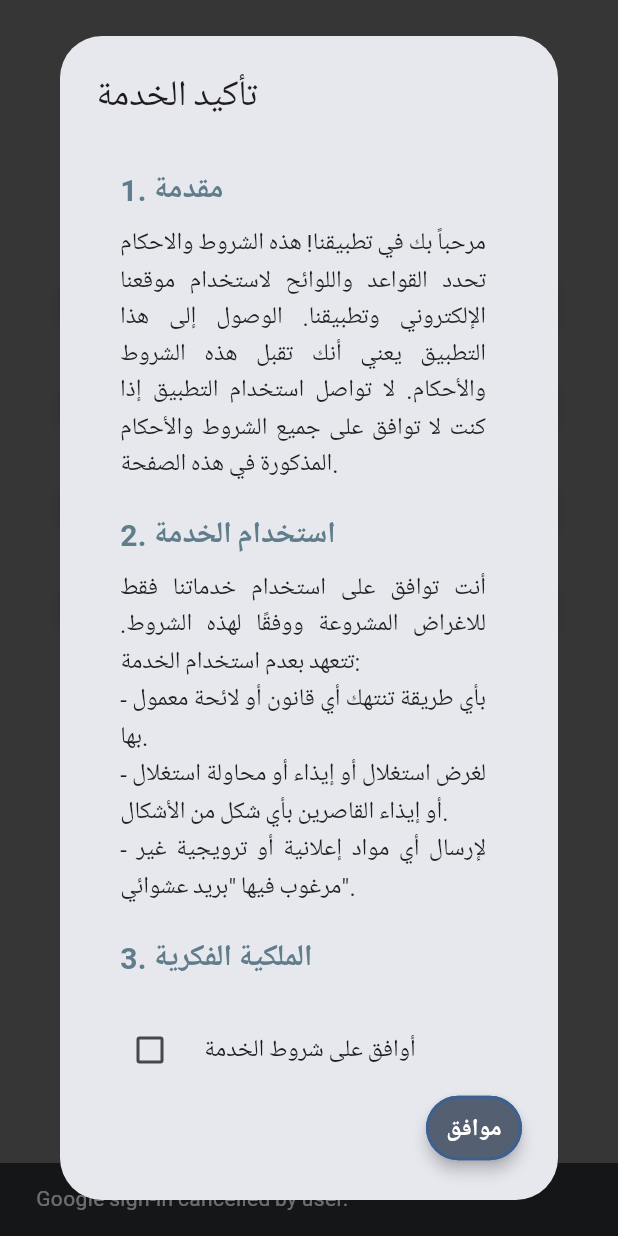
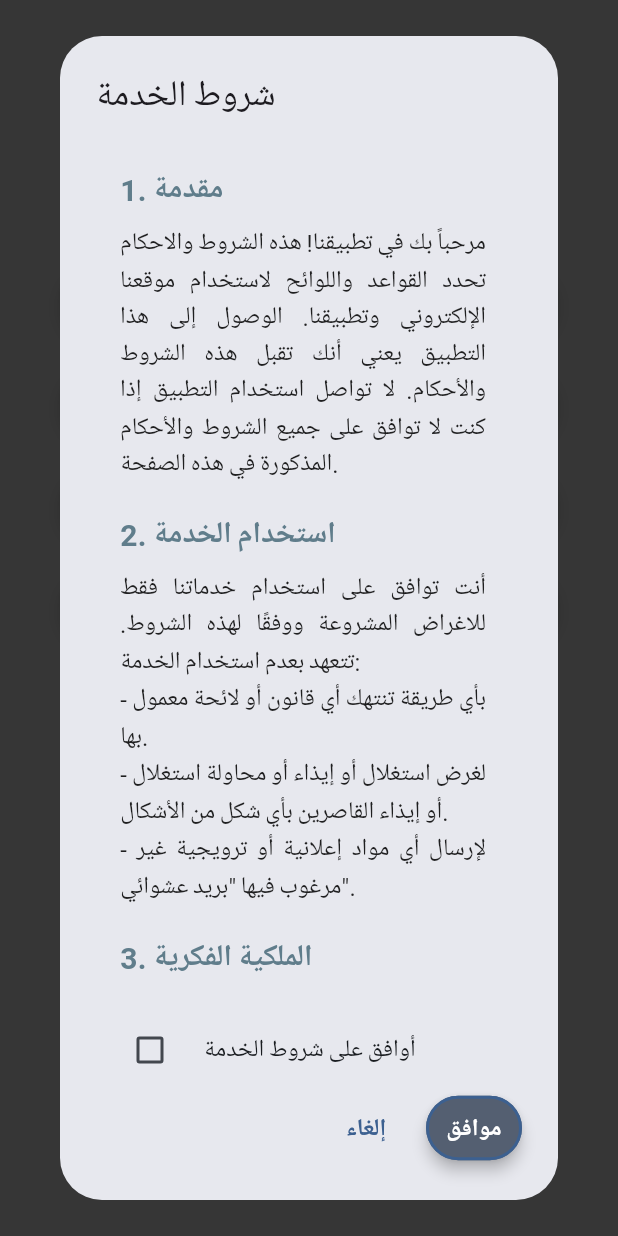
Before and after one commit to MohamedElkady0/chat, a Flutter app: the WelcomeScreen screen opened directly, after a tap on "Google", on a phone screen of 412 x 824 dp. Run offline on Flutter 3.47's test engine with Material 3 defaults, Android fonts, the phone set to English and light mode, and no system bars; our stand-ins replace bloc, cloud_firestore, connectivity_plus, firebase_auth, firebase_core, firebase_storage and 12 more; missing offline and left inert: firebase_app_check; accounts and stored records are empty; Roboto replaces fonts that are missing (Cairo, Praise).

Commit message:
refactor and Fixing some issues in auth logic part one

```diff
--- a/lib/fetcher/data/service/failure.dart
+++ /dev/null
@@ -1,6 +0,0 @@
-class Failure {
-  int code; // 200, 201, 400, 303..500 and so on
-  String message; // error , success
-
-  Failure(this.code, this.message);
-}
--- a/lib/fetcher/presentation/views/auth/view/login_page.dart
+++ b/lib/fetcher/presentation/views/auth/view/login_page.dart
@@ -122,13 +122,13 @@ class _LoginPageState extends State<LoginPage> {
                                 icon: Icons.login,
                                 onPressed: () {
                                   if (formKey.currentState!.validate()) {
+                                    formKey.currentState!.save();
                                     BlocProvider.of<AuthCubit>(
                                       context,
                                     ).onSignIn(
                                       email: emailController.text,
                                       password: passwordController.text,
                                     );
-                                    formKey.currentState!.save();
                                   } else {
                                     ScaffoldMessenger.of(context).showSnackBar(
                                       SnackBar(
--- a/lib/fetcher/presentation/views/auth/view/welcome_page.dart
+++ b/lib/fetcher/presentation/views/auth/view/welcome_page.dart
@@ -9,7 +9,7 @@ import 'package:my_chat/fetcher/presentation/views/auth/view/login_page.dart';
 import 'package:my_chat/fetcher/presentation/views/auth/view/phone_page.dart';
 import 'package:my_chat/fetcher/presentation/views/auth/view/register_page.dart';
 import 'package:my_chat/fetcher/presentation/views/auth/widget/button_auth.dart';
-import 'package:my_chat/fetcher/presentation/views/auth/widget/check_service.dart';
+import 'package:my_chat/fetcher/presentation/views/auth/widget/fun_service.dart';
 import 'package:my_chat/fetcher/presentation/views/splach/splash_view.dart';
 
 class WelcomeScreen extends StatefulWidget {
@@ -80,9 +80,9 @@ class _WelcomeScreenState extends State<WelcomeScreen>
           ).showSnackBar(SnackBar(content: Text(state.message)));
         } else if (state is AuthSuccess) {
           ScaffoldMessenger.of(context).clearSnackBars();
-          ScaffoldMessenger.of(
-            context,
-          ).showSnackBar(SnackBar(content: Text('Registration successful!')));
+          ScaffoldMessenger.of(context).showSnackBar(
+            SnackBar(content: Text('welcome ${state.userInfo.name}')),
+          );
           Navigator.of(context).pushReplacement(
             MaterialPageRoute(builder: (context) => SplashView()),
           );
@@ -173,22 +173,41 @@ class _WelcomeScreenState extends State<WelcomeScreen>
                                           isW: true,
                                           title: 'Google',
                                           icon: FontAwesomeIcons.google,
-                                          onPressed: () {
-                                            BlocProvider.of<AuthCubit>(
-                                              context,
-                                            ).signInWithGoogle();
-                                            showDialog(
-                                              context: context,
-                                              builder:
-                                                  (context) => CheckService(
-                                                    value: agree,
-                                                    onChanged: (val) {
-                                                      setState(() {
-                                                        agree = val!;
-                                                      });
-                                                    },
+                                          onPressed: () async {
+                                            final authCubit =
+                                                BlocProvider.of<AuthCubit>(
+                                                  context,
+                                                );
+                                            final scaffoldMessenger =
+                                                ScaffoldMessenger.of(context);
+
+                                            final bool? didAgree =
+                                                await funService(
+                                                  context,
+                                                  initialAgreeValue: agree,
+                                                );
+
+                                            if (!mounted) return;
+
+                                            if (didAgree == true) {
+                                              setState(() {
+                                                agree = true;
+                                              });
+
+                                              authCubit.signInWithGoogle();
+                                            } else {
+                                              if (!mounted) return;
+
+                                              scaffoldMessenger
+                                                  .clearSnackBars();
+                                              scaffoldMessenger.showSnackBar(
+                                                const SnackBar(
+                                                  content: Text(
+                                                    'يجب الموافقة على شروط الخدمة لإكمال التسجيل',
                                                   ),
-                                            );
+                                                ),
+                                              );
+                                            }
                                           },
                                         ),
                                         AppSpacing.vSpaceM,
--- a/lib/fetcher/presentation/views/auth/widget/check_service.dart
+++ b/lib/fetcher/presentation/views/auth/widget/check_service.dart
@@ -2,15 +2,23 @@ import 'package:flutter/material.dart';
 import 'package:my_chat/fetcher/presentation/views/auth/widget/policy_of_service.dart';
 
 class CheckService extends StatelessWidget {
-  const CheckService({super.key, required this.value, this.onChanged});
+  const CheckService({
+    super.key,
+    required this.value,
+    this.onChanged,
+    required this.onPressed,
+    required this.onCancel,
+  });
   final bool value;
   final Function(bool?)? onChanged;
+  final void Function()? onPressed;
+  final void Function()? onCancel;
 
   @override
   Widget build(BuildContext context) {
     return AlertDialog.adaptive(
-      title: const Text('تأكيد الخدمة'),
-      content: PolicyOfServiceWidget(),
+      title: const Text('شروط الخدمة'),
+      content: const PolicyOfServiceWidget(),
       actions: [
         CheckboxListTile.adaptive(
           value: value,
@@ -18,21 +26,13 @@ class CheckService extends StatelessWidget {
           title: const Text('أوافق على شروط الخدمة'),
           controlAffinity: ListTileControlAffinity.leading,
         ),
-        ElevatedButton(
-          onPressed: () {
-            if (value) {
-              ScaffoldMessenger.of(context).clearSnackBars();
-              ScaffoldMessenger.of(context).showSnackBar(
-                const SnackBar(content: Text('تمت الموافقة على شروط الخدمة')),
-              );
-            } else {
-              ScaffoldMessenger.of(context).clearSnackBars();
-              ScaffoldMessenger.of(context).showSnackBar(
-                const SnackBar(content: Text('يجب الموافقة على شروط الخدمة')),
-              );
-            }
-          },
-          child: const Text('موافق'),
+        Row(
+          mainAxisAlignment: MainAxisAlignment.end,
+          children: [
+            TextButton(onPressed: onCancel, child: const Text('إلغاء')),
+            const SizedBox(width: 8),
+            ElevatedButton(onPressed: onPressed, child: const Text('موافق')),
+          ],
         ),
       ],
     );
--- /dev/null
+++ b/lib/fetcher/presentation/views/auth/widget/fun_service.dart
@@ -0,0 +1,42 @@
+import 'package:flutter/material.dart';
+import 'package:my_chat/fetcher/presentation/views/auth/widget/check_service.dart';
+
+Future<bool?> funService(
+  BuildContext context, {
+  required bool initialAgreeValue,
+}) {
+  bool agree = initialAgreeValue;
+  return showDialog<bool>(
+    context: context,
+    builder: (context) {
+      return StatefulBuilder(
+        builder: (BuildContext context, StateSetter dialogSetState) {
+          return CheckService(
+            value: agree,
+            onChanged: (val) {
+              dialogSetState(() {
+                agree = val!;
+              });
+            },
+
+            onPressed: () {
+              if (agree) {
+                Navigator.of(context).pop(true);
+              } else {
+                ScaffoldMessenger.of(context).showSnackBar(
+                  const SnackBar(
+                    content: Text('يجب الموافقة على الشروط أولاً'),
+                  ),
+                );
+              }
+            },
+
+            onCancel: () {
+              Navigator.of(context).pop(false);
+            },
+          );
+        },
+      );
+    },
+  );
+}
--- a/lib/main.dart
+++ b/lib/main.dart
@@ -30,9 +30,7 @@ class ChatMy extends StatelessWidget {
       providers: [
         BlocProvider<ThemeCubit>(create: (context) => ThemeCubit()),
 
-        BlocProvider<AuthCubit>(
-          create: (context) => AuthCubit()..checkAppState(),
-        ),
+        BlocProvider<AuthCubit>(create: (context) => AuthCubit()),
       ],
       child: BlocBuilder<ThemeCubit, ThemeState>(
         builder: (context, themeState) {
--- a/pubspec.yaml
+++ b/pubspec.yaml
@@ -58,6 +58,9 @@ dependencies:
   flutter_bloc: ^9.1.1
   transparent_image: ^2.0.1
   firebase_app_check: ^0.3.2+9
+  flutter_local_notifications: ^19.3.1
+  timezone: ^0.10.1
+  equatable: ^2.0.7
 
 
 dev_dependencies:
```
Also changed, not shown: lib/fetcher/data/service/error_handler.dart (deleted, +0 -153 lines), lib/fetcher/domian/auth/auth_cubit.dart (+59 -20 lines), lib/fetcher/presentation/views/auth/view/register_page.dart (+45 -24 lines), lib/fetcher/presentation/views/auth/view/scape_phone_auth.dart (+61 -15 lines), pubspec.lock, 2 other files.
